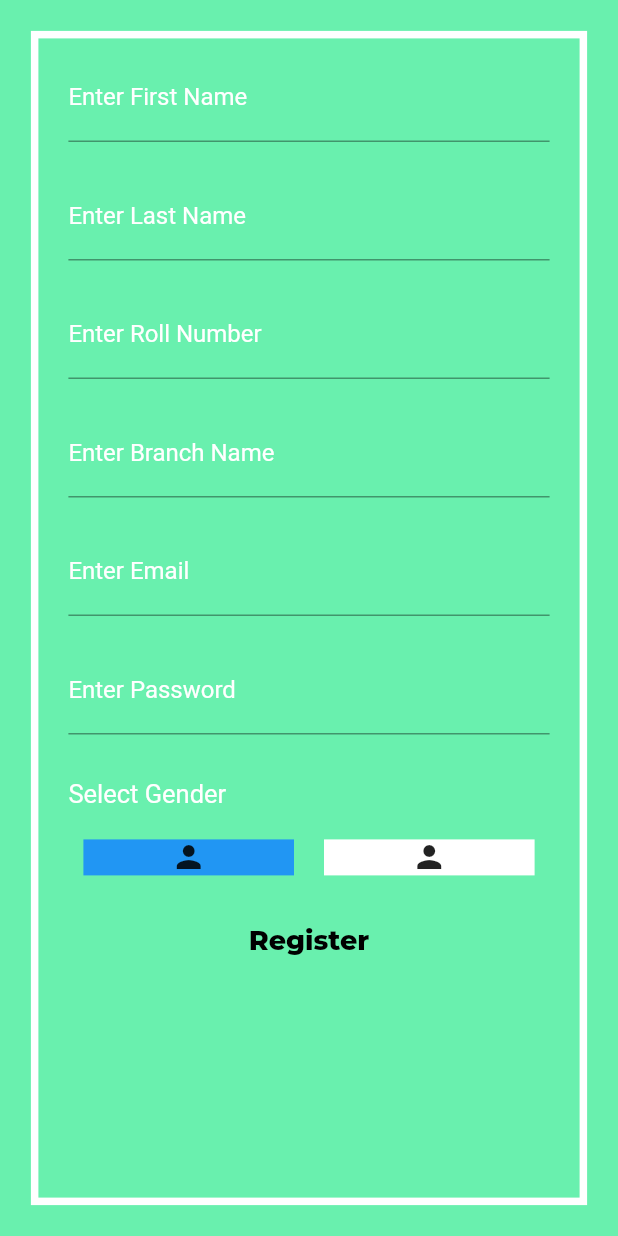
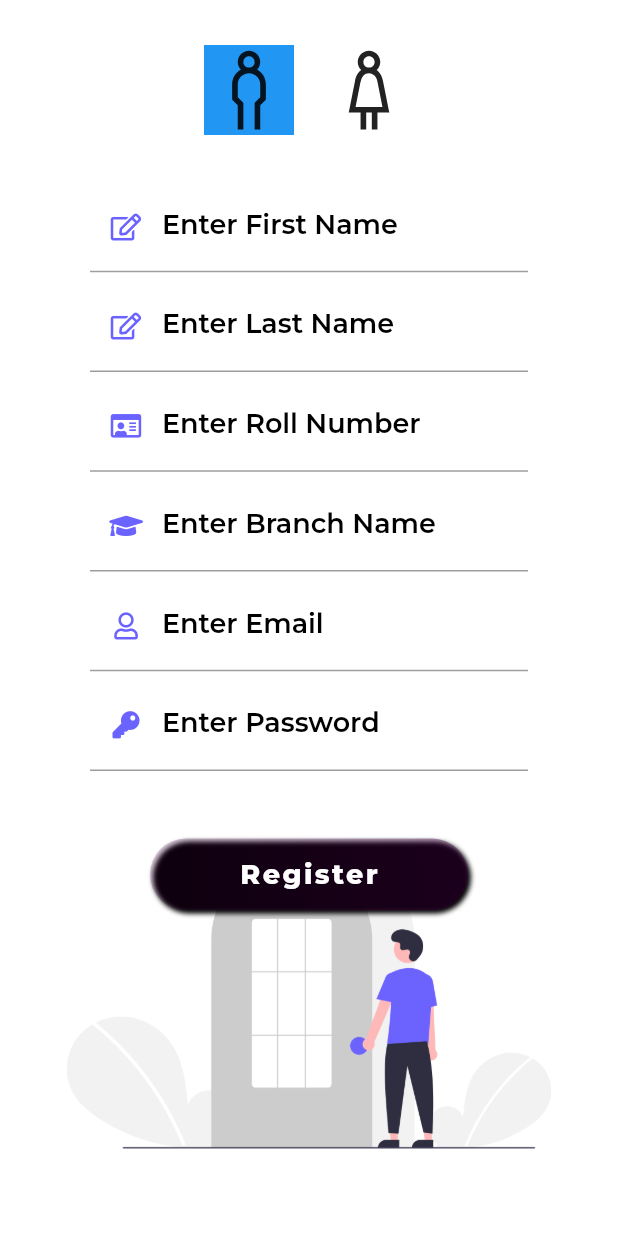
Before and after one commit to Im-gkira/library_management_system, a Flutter app: the Registration screen opened by its route, on a phone screen of 412 x 824 dp. Run offline on Flutter 3.47's test engine with Material 2 defaults, Android fonts, the phone set to English and light mode, and no system bars; our stand-ins replace auto_size_text, bottom_navy_bar, carousel_slider, cloud_firestore, dotted_border, firebase_auth and 9 more; missing offline and left inert: drawing_animation, qrscan; accounts and stored records are empty; Roboto replaces fonts that are missing (Poppins).

Commit message:
Completed Register Screen Minor Changes in Bottom Sheet

```diff
--- a/lib/authorization/registration.dart
+++ b/lib/authorization/registration.dart
@@ -1,11 +1,12 @@
 import 'package:flutter/cupertino.dart';
 import 'package:flutter/material.dart';
 import 'package:firebase_auth/firebase_auth.dart';
+import 'package:font_awesome_flutter/font_awesome_flutter.dart';
 import 'package:google_fonts/google_fonts.dart';
 import 'package:fluttertoast/fluttertoast.dart';
 import 'package:cloud_firestore/cloud_firestore.dart';
 import 'package:library_management_system/authorization/login.dart';
-
+import 'package:line_awesome_icons/line_awesome_icons.dart';
 // The Registration Page creates a new account using the Firebase Authorization.
 
 class Registration extends StatefulWidget {
@@ -107,157 +108,49 @@ class _RegistrationState extends State<Registration> {
         color: Colors.greenAccent,
         child: Center(
           child: Container(
-            width: MediaQuery.of(context).size.width * 0.9,
-            height: MediaQuery.of(context).size.height * 0.95,
+            // width: MediaQuery.of(context).size.width * 0.9,
+            // height: MediaQuery.of(context).size.height * 0.95,
             decoration: BoxDecoration(
-              border: Border.all(width: 5.0,color: Colors.white),
+              image: DecorationImage(image: AssetImage('images/SignIn.png'),fit: BoxFit.scaleDown,alignment: Alignment.lerp(Alignment.bottomCenter, Alignment.center, 0.1)),
+              color: Colors.white,
             ),
             child: ListView(
               children: [
-                Container(
-                  padding: EdgeInsets.symmetric(horizontal: 20.0,vertical: 10.0),
-                  child: TextField(
-                    decoration: InputDecoration(
-                      labelText: "Enter First Name",
-                      labelStyle: TextStyle(
-                        color: Colors.white,
-                      ),
-                    ),
-                    style: TextStyle(
-                      fontFamily: "Poppins",
-                      color: Colors.white,
-                    ),
-                    onChanged: (value){
-                      firstName = value == '' ? null : value;
-                    },
-                  ),
-                ),
-                Container(
-                  padding: EdgeInsets.symmetric(horizontal: 20.0,vertical: 10.0),
-                  child: TextField(
-                    decoration: InputDecoration(
-                      labelText: "Enter Last Name",
-                      labelStyle: TextStyle(
-                        color: Colors.white,
-                      ),
-                    ),
-                    style: TextStyle(
-                      fontFamily: "Poppins",
-                      color: Colors.white,
-                    ),
-                    onChanged: (value){
-                      lastName = value == '' ? null : value;
-                    },
-                  ),
-                ),
-                Container(
-                  padding: EdgeInsets.symmetric(horizontal: 20.0,vertical: 10.0),
-                  child: TextField(
-                    decoration: InputDecoration(
-                      labelText: "Enter Roll Number",
-                      labelStyle: TextStyle(
-                        color: Colors.white,
-                      ),
-                    ),
-                    style: TextStyle(
-                      fontFamily: "Poppins",
-                      color: Colors.white,
-                    ),
-                    onChanged: (value){
-                      rollNumber = value == '' ? null : value;
-                    },
-                  ),
-                ),
-                Container(
-                  padding: EdgeInsets.symmetric(horizontal: 20.0,vertical: 10.0),
-                  child: TextField(
-                    decoration: InputDecoration(
-                      labelText: "Enter Branch Name",
-                      labelStyle: TextStyle(
-                        color: Colors.white,
-                      ),
-                    ),
-                    style: TextStyle(
-                      fontFamily: "Poppins",
-                      color: Colors.white,
-                    ),
-                    onChanged: (value){
-                      branch = value == '' ? null : value;
-                    },
-                  ),
-                ),
-                Container(
-                  padding: EdgeInsets.symmetric(horizontal: 20.0,vertical: 10.0),
-                  child: TextField(
-                    decoration: InputDecoration(
-                      labelText: "Enter Email",
-                      labelStyle: TextStyle(
-                        color: Colors.white,
-                      ),
-                    ),
-                    keyboardType: TextInputType.emailAddress,
-                    style: TextStyle(
-                      fontFamily: "Poppins",
-                      color: Colors.white,
-                    ),
-                    onChanged: (value){
-                      emailAddress = value == '' ? null : value;
-                    },
-                  ),
-                ),
-                Container(
-                  padding: EdgeInsets.symmetric(horizontal: 20.0,vertical: 10.0),
-                  child: TextField(
-                    obscureText: true,
-                    decoration: InputDecoration(
-                      labelText: "Enter Password",
-                      labelStyle: TextStyle(
-                        color: Colors.white,
-                      ),
-                      fillColor: Colors.white,
-                    ),
-                    style: TextStyle(
-                      fontFamily: "Poppins",
-                      color: Colors.white,
-                    ),
-                    onChanged: (value){
-                      password = value == '' ? null : value;
-                    },
-                  ),
-                ),
-                SizedBox(height: 10.0,),
                 Padding(
                   padding: EdgeInsets.symmetric(horizontal: 20.0,vertical: 10.0),
                   child: Column(
                     crossAxisAlignment: CrossAxisAlignment.start,
                     children: [
-                      Text(
-                        'Select Gender',
-                        style: TextStyle(
-                            fontFamily: "Poppins",
-                            color: Colors.white,
-                            fontSize: 17.0
-                        ),
-                      ),
+                      // Center(
+                      //   child: Text(
+                      //     'Select Gender',
+                      //     style: TextStyle(
+                      //         fontFamily: "Poppins",
+                      //         color: Colors.black,
+                      //         fontSize: 17.0
+                      //     ),
+                      //   ),
+                      // ),
                       SizedBox(height: 10.0,),
                       Row(
+                        mainAxisAlignment: MainAxisAlignment.center,
                         children: <Widget>[
-                          Expanded(
+                          Container(
                             child: GestureDetector(
                               child: Container(
                                 margin: EdgeInsets.all(10.0),
                                 color: maleColour,
-                                child: Icon(Icons.person),
+                                child: Icon(LineAwesomeIcons.male,size: 60),
                               ),
                               onTap: setGender,
                             ),
                           ),
-                          Expanded(
+                          Container(
                             child: GestureDetector(
                               child: Container(
                                 margin: EdgeInsets.all(10.0),
                                 color: femaleColour,
-                                child: Icon(Icons.person),
+                                child: Icon(LineAwesomeIcons.female,size: 60,),
                               ),
                               onTap: setGender,
                             ),
@@ -267,18 +160,231 @@ class _RegistrationState extends State<Registration> {
                     ],
                   ),
                 ),
-                FlatButton(
-                  shape: RoundedRectangleBorder(
-                    borderRadius: BorderRadius.circular(20.0),
+                Container(
+                  margin: EdgeInsets.only(left: 60,right:60,top: 10),
+                  child: TextFormField(
+                    decoration: InputDecoration(
+                      prefixIcon: Icon(FontAwesomeIcons.edit,size: 18.0,color: Color(0Xff6B63FF),),
+                      labelText: "Enter First Name",
+                      labelStyle: GoogleFonts.montserrat(
+                        color: Colors.black,
+                        fontSize: 18.0,
+                        fontWeight: FontWeight.w600,
+                      ),
+                    ),
+                    validator: (val) {
+                      if(val.length==0) {
+                        Fluttertoast.showToast(msg: 'Required Field',);
+                        return "Required Field";
+                      }else{
+                        return null;
+                      }
+                    },
+                    keyboardType: TextInputType.emailAddress,
+                    style: GoogleFonts.montserrat(
+                      color: Colors.black,
+                      fontWeight: FontWeight.w500,
+                      fontSize: 16,
+                    ),
+                    onChanged: (value) {
+                      emailAddress = value == '' ? null : value;
+                    },
                   ),
-                  child: Text('Register',
-                      style: GoogleFonts.montserrat(
+                ),
+                Container(
+                  margin: EdgeInsets.only(left: 60,right:60,top: 5),
+                  child: TextFormField(
+                    decoration: InputDecoration(
+                      prefixIcon: Icon(FontAwesomeIcons.edit,size: 18.0,color: Color(0Xff6B63FF),),
+                      labelText: "Enter Last Name",
+                      labelStyle: GoogleFonts.montserrat(
+                        color: Colors.black,
                         fontSize: 18.0,
-                        fontWeight: FontWeight.w800,
+                        fontWeight: FontWeight.w600,
+                      ),
+                    ),
+                    validator: (val) {
+                      if(val.length==0) {
+                        Fluttertoast.showToast(msg: 'Required Field',);
+                        return "Required Field";
+                      }else{
+                        return null;
+                      }
+                    },
+                    keyboardType: TextInputType.emailAddress,
+                    style: GoogleFonts.montserrat(
+                      color: Colors.black,
+                      fontWeight: FontWeight.w500,
+                      fontSize: 16,
+                    ),
+                    onChanged: (value) {
+                      emailAddress = value == '' ? null : value;
+                    },
+                  ),
+                ),
+                Container(
+                  margin: EdgeInsets.only(left: 60,right:60,top: 5),
+                  child: TextFormField(
+                    decoration: InputDecoration(
+                      prefixIcon: Icon(FontAwesomeIcons.idCard,size: 18.0,color: Color(0Xff6B63FF),),
+                      labelText: "Enter Roll Number",
+                      labelStyle: GoogleFonts.montserrat(
                         color: Colors.black,
+                        fontSize: 18.0,
+                        fontWeight: FontWeight.w600,
                       ),
+                    ),
+                    validator: (val) {
+                      if(val.length==0) {
+                        Fluttertoast.showToast(msg: 'Required Field',);
+                        return "Required Field";
+                      }else{
+                        return null;
+                      }
+                    },
+                    keyboardType: TextInputType.number,
+                    style: GoogleFonts.montserrat(
+                      color: Colors.black,
+                      fontWeight: FontWeight.w500,
+                      fontSize: 16,
+                    ),
+                    onChanged: (value) {
+                      emailAddress = value == '' ? null : value;
+                    },
                   ),
-                  onPressed: makeRecord,
+                ),
+                Container(
+                  margin: EdgeInsets.only(left: 60,right:60,top: 5),
+                  child: TextFormField(
+                    decoration: InputDecoration(
+                      prefixIcon: Icon(FontAwesomeIcons.graduationCap,size: 18.0,color: Color(0Xff6B63FF),),
+                      labelText: "Enter Branch Name",
+                      labelStyle: GoogleFonts.montserrat(
+                        color: Colors.black,
+                        fontSize: 18.0,
+                        fontWeight: FontWeight.w600,
+                      ),
+                    ),
+                    validator: (val) {
+                      if(val.length==0) {
+                        Fluttertoast.showToast(msg: 'Required Field',);
+                        return "Required Field";
+                      }else{
+                        return null;
+                      }
+                    },
+                    keyboardType: TextInputType.emailAddress,
+                    style: GoogleFonts.montserrat(
+                      color: Colors.black,
+                      fontWeight: FontWeight.w500,
+                      fontSize: 16,
+                    ),
+                    onChanged: (value) {
+                      emailAddress = value == '' ? null : value;
+                    },
+                  ),
+                ),
+                Container(
+                  margin: EdgeInsets.only(left: 60,right:60,top: 5),
+                  child: TextFormField(
+                    decoration: InputDecoration(
+                      prefixIcon: Icon(FontAwesomeIcons.user,size: 18.0,color: Color(0Xff6B63FF),),
+                      labelText: "Enter Email",
+                      labelStyle: GoogleFonts.montserrat(
+                        color: Colors.black,
+                        fontSize: 18.0,
+                        fontWeight: FontWeight.w600,
+                      ),
+                    ),
+                    validator: (val) {
+                      if(val.length==0) {
+                        Fluttertoast.showToast(msg: 'Required Field',);
+                        return "Required Field";
+                      }else{
+                        return null;
+                      }
+                    },
+                    keyboardType: TextInputType.emailAddress,
+                    style: GoogleFonts.montserrat(
+                      color: Colors.black,
+                      fontWeight: FontWeight.w500,
+                      fontSize: 16,
+                    ),
+                    onChanged: (value) {
+                      emailAddress = value == '' ? null : value;
+                    },
+                  ),
+                ),
+                Container(
+                  margin: EdgeInsets.only(left: 60,right:60,top: 5),
+                  child: TextFormField(
+                    obscureText: true,
+                    decoration: InputDecoration(
+                      prefixIcon: Icon(FontAwesomeIcons.key,size: 18.0,color: Color(0Xff6B63FF),),
+                      labelText: "Enter Password",
+                      labelStyle: GoogleFonts.montserrat(
+                        color: Colors.black,
+                        fontSize: 18.0,
+                        fontWeight: FontWeight.w600,
+                      ),
+                    ),
+                    validator: (val) {
+                      if(val.length==0) {
+                        Fluttertoast.showToast(msg: 'Required Field',);
+                        return "Required Field";
+                      }else{
+                        return null;
+                      }
+                    },
+                    keyboardType: TextInputType.visiblePassword,
+                    style: GoogleFonts.montserrat(
+                      color: Colors.black,
+                      fontWeight: FontWeight.w500,
+                      fontSize: 16,
+                    ),
+                    onChanged: (value) {
+                      emailAddress = value == '' ? null : value;
+                    },
+                  ),
+                ),
+                Padding(
+                  padding: const EdgeInsets.symmetric(horizontal: 100.0,vertical: 45.0),
+                  child: Container(
+                    decoration: BoxDecoration(
+                      gradient: LinearGradient(
+                          begin: Alignment.centerRight,
+                          end: Alignment.bottomLeft,
+                          colors: [
+                            Color(0Xff440047).withOpacity(0.4),
+                            Color(0Xff440047).withOpacity(0.2),
+                          ]),
+                      borderRadius: BorderRadius.circular(30.0),
+                      color: Colors.white,
+                      boxShadow: [
+                        BoxShadow(
+                          color: Colors.black,
+                          blurRadius: 2.0,
+                          spreadRadius: 0.0,
+                          offset:
+                          Offset(2.0, 2.0), // shadow direction: bottom right
+                        )
+                      ],
+                    ),
+                    child: FlatButton(
+                      shape: RoundedRectangleBorder(
+                        borderRadius: BorderRadius.circular(20.0),
+                      ),
+                      child: Text('Register',
+                          style: GoogleFonts.montserrat(
+                            fontSize: 18.0,
+                            fontWeight: FontWeight.w800,
+                            letterSpacing: 1.6,
+                            color: Colors.white,
+                          )
+                      ),
+                      onPressed: makeRecord,
+                    ),
+                  ),
                 ),
               ],
             ),
--- a/pubspec.yaml
+++ b/pubspec.yaml
@@ -13,6 +13,7 @@ dependencies:
   cupertino_icons: ^1.0.0
   firebase_core: ^0.5.2
   firebase_auth: ^0.18.3
+  font_awesome_flutter: ^8.10.1
   cloud_firestore: ^0.14.3
   google_fonts: ^1.1.1
   flutter_svg:
@@ -30,6 +31,7 @@ dependencies:
   dotted_border: ^1.0.7
   url_launcher: ^5.7.10
   responsive_framework: ^0.0.14
+  line_awesome_icons: ^1.0.4+2
 
 dev_dependencies:
   flutter_test:
```
Also changed, not shown: lib/Screens/admin_screen.dart (+9 -5 lines), lib/authorization/login.dart (+1 -12 lines), lib/components/app_widget.dart (+16 -15 lines), lib/components/issued_book_widget.dart (+21 -21 lines), images/SignIn.png (added), images/applicationBottom.png, pubspec.lock.
